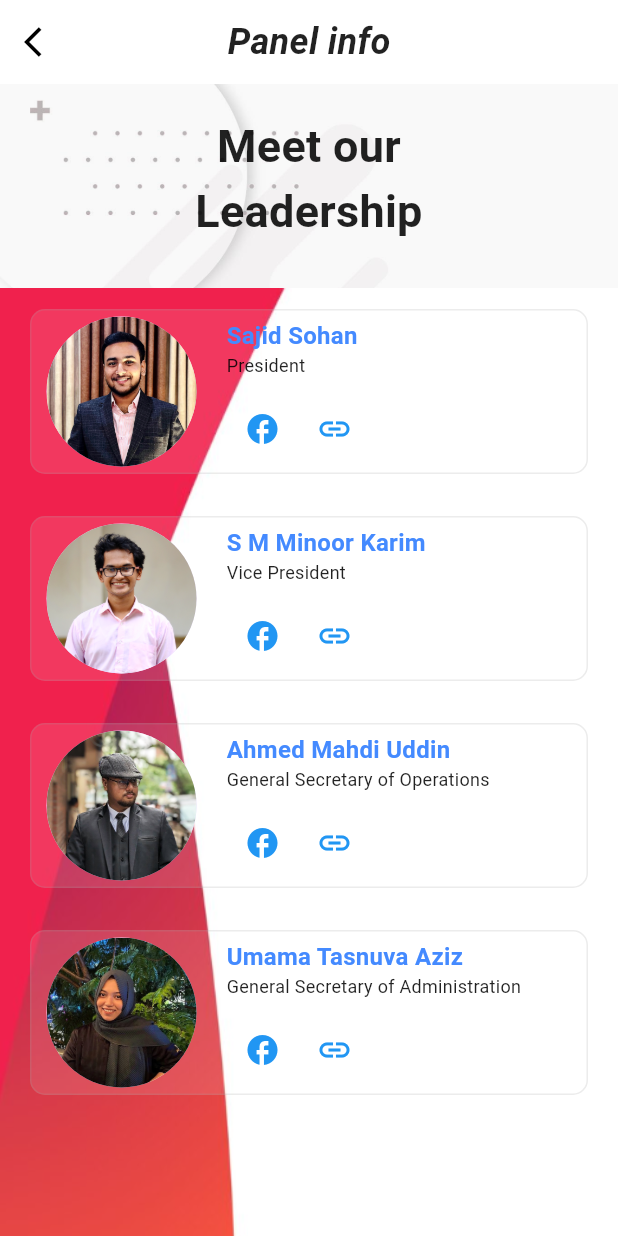
After one commit to Onnesok/Robu_app, a Flutter app: the Panel screen opened directly, on a phone screen of 412 x 824 dp. The commit adds this screen. Run offline on Flutter 3.47's test engine with Material 3 defaults, Android fonts, the phone set to English and light mode, and no system bars; our stand-ins replace fluttertoast, share_plus; Roboto replaces fonts that are missing (Roboto-medium, WorkSans).

```diff
--- a/lib/home/home_contents.dart
+++ b/lib/home/home_contents.dart
@@ -13,6 +13,13 @@ class HomeContents extends StatefulWidget {
 
 class _HomeContentsState extends State<HomeContents> {
   CategoryType categoryType = CategoryType.Controller;
+
+  void navigateTo(Widget screen) {
+    Navigator.push(
+      context,
+      MaterialPageRoute(builder: (context) => screen),
+    );
+  }
 
   @override
   Widget build(BuildContext context) {
--- a/lib/home/info_home.dart
+++ b/lib/home/info_home.dart
@@ -1,4 +1,5 @@
 import 'package:flutter/material.dart';
+import 'package:robu/info_pages/panel.dart';
 import 'lists.dart';
 import 'package:url_launcher/url_launcher.dart';
 
@@ -15,6 +16,13 @@ class _Info_homeState extends State<Info_home>
     with TickerProviderStateMixin {
   late final AnimationController animationController;
   Future<void>? _launched;
+
+  void navigateTo(Widget screen) {
+    Navigator.push(
+      context,
+      MaterialPageRoute(builder: (context) => screen),
+    );
+  }
 
   Future<void> _Bor(Uri url) async {
     if (!await launchUrl(
@@ -66,10 +74,7 @@ class _Info_homeState extends State<Info_home>
       //   MaterialPageRoute(builder: (context) => blood_bank()),
       // );
     } else if (category.title == 'panel') {
-      // Navigator.push(
-      //   context,
-      //   MaterialPageRoute(builder: (context) => robu_panel()),
-      // );
+      navigateTo(Panel(),);
     }
     else if (category.title == 'Regestration') {
       // Navigator.push(
--- /dev/null
+++ b/lib/info_pages/panel.dart
@@ -0,0 +1,220 @@
+import 'package:flutter/material.dart';
+import 'package:robu/themes/app_theme.dart';
+import 'package:robu/url%20launcher/url_launcher.dart';
+import 'dart:ui';
+
+class Panel extends StatefulWidget {
+  const Panel({Key? key}) : super(key: key);
+
+  @override
+  State<Panel> createState() => _PanelState();
+}
+
+class _PanelState extends State<Panel> {
+  final List<Profile> profiles = [
+    Profile(
+      name: "Sajid Sohan",
+      position: "President",
+      imageUrl: 'assets/panel24/president.png',
+      description: "Details",
+      facebookUrl: 'https://www.facebook.com/sajid.sohan100700',
+      linkedInUrl: '#',
+    ),
+    Profile(
+      name: "S M Minoor Karim",
+      position: "Vice President",
+      imageUrl: 'assets/panel24/vice_president.png',
+      description: "Details",
+      facebookUrl: 'https://www.facebook.com/Minoor01',
+      linkedInUrl: '#',
+    ),
+    Profile(
+      name: "Ahmed Mahdi Uddin",
+      position: "General Secretary of Operations",
+      imageUrl: 'assets/panel24/secretary.png',
+      description: "Details",
+      facebookUrl: 'https://www.facebook.com/mahdi.ahmed.3388',
+      linkedInUrl: '#',
+    ),
+    Profile(
+      name: "Umama Tasnuva Aziz",
+      position: "General Secretary of Administration",
+      imageUrl: 'assets/panel24/general_secretary.png',
+      description: "Details",
+      facebookUrl: 'https://www.facebook.com/aziz.umtsv',
+      linkedInUrl: '#',
+    ),
+  ];
+
+  @override
+  Widget build(BuildContext context) {
+    return Scaffold(
+      backgroundColor: AppTheme.white,
+      extendBodyBehindAppBar: true,
+      appBar: AppBar(
+        scrolledUnderElevation: 0.0,
+        title: Text("Panel info", style: TextStyle(color: Colors.black87)),
+        centerTitle: true,
+        backgroundColor: Colors.white,
+        elevation: 0,
+        leading: IconButton(
+          icon: Icon(Icons.arrow_back_ios),
+          color: Colors.black,
+          onPressed: () {
+            Navigator.pop(context);
+          },
+        ),
+      ),
+      body: SafeArea(
+        child: SingleChildScrollView(
+          child: Column(
+            children: [
+              Container(
+                width: MediaQuery.of(context).size.width,
+                padding: EdgeInsets.only(top: 20, bottom: 30),
+                decoration: BoxDecoration(
+                  image: DecorationImage(
+                    image: AssetImage('assets/ui/background.png'),
+                    fit: BoxFit.fitWidth,
+                  ),
+                ),
+                child: Text("Meet our\nLeadership",
+                  style: TextStyle(
+                    fontSize: 30,
+                    fontWeight: FontWeight.bold,
+                    fontFamily: "Roboto-medium",
+                    color: Colors.black87,
+                  ),
+                  textAlign: TextAlign.center,
+                ),
+              ),
+              Container(
+                height: MediaQuery.of(context).size.height,
+                padding: EdgeInsets.all(10),
+                decoration: BoxDecoration(
+                  image: DecorationImage(
+                    image: AssetImage(
+                        'assets/ui/b5.png'
+                    ),
+                    fit: BoxFit.fill,
+                  ),
+                ),
+
+                child: ListView.separated(
+                  shrinkWrap: true,
+                  physics: NeverScrollableScrollPhysics(),
+                  itemCount: profiles.length,
+                  separatorBuilder: (context, index) => SizedBox(height: 20),
+                  itemBuilder: (context, index) {
+                    final profile = profiles[index];
+                    return ProfileTile(profile: profile);
+                  },
+                ),
+              ),
+            ],
+          ),
+        ),
+      ),
+    );
+  }
+}
+
+class Profile {
+  final String name;
+  final String position;
+  final String imageUrl;
+  final String description;
+  final String facebookUrl;
+  final String linkedInUrl;
+
+  Profile({
+    required this.name,
+    required this.position,
+    required this.imageUrl,
+    required this.description,
+    required this.facebookUrl,
+    required this.linkedInUrl,
+  });
+}
+
+class ProfileTile extends StatelessWidget {
+  final Profile profile;
+
+  ProfileTile({required this.profile});
+
+  @override
+  Widget build(BuildContext context) {
+    return Material(
+      color: Colors.transparent,
+      child: InkWell(
+        onTap: () => print("Profile tile tapped: ${profile.name}"),
+        child: Container(
+          margin: const EdgeInsets.only(left: 10, top: 4, bottom: 4, right: 10),
+          padding: const EdgeInsets.only(top: 4, bottom: 4, left: 10),
+          decoration: BoxDecoration(
+            border: Border.all(color: Colors.grey.withOpacity(0.2)),
+            borderRadius: BorderRadius.circular(10.0),
+            color: Colors.white.withOpacity(0.1),
+          ),
+          child: Stack(
+            children: [
+              ClipRRect(
+                borderRadius: BorderRadius.circular(10.0),
+                child: BackdropFilter(
+                  filter: ImageFilter.blur(sigmaX: 10.0, sigmaY: 10.0),
+                  child: Container(
+                    decoration: BoxDecoration(
+                      color: Colors.white.withOpacity(0.1),
+                    ),
+                  ),
+                ),
+              ),
+              Row(
+                children: [
+                  CircleAvatar(
+                    radius: 50,
+                    backgroundImage: AssetImage(profile.imageUrl),
+                  ),
+                  SizedBox(width: 20),
+                  Expanded(
+                    child: Column(
+                      crossAxisAlignment: CrossAxisAlignment.start,
+                      mainAxisAlignment: MainAxisAlignment.start,
+                      children: [
+                        Text(
+                          profile.name,
+                          style: TextStyle(fontSize: 16, fontWeight: FontWeight.bold, color: Colors.blueAccent),
+                          overflow: TextOverflow.ellipsis,
+                        ),
+                        Text(
+                          profile.position,
+                          style: TextStyle(fontSize: 12, color: Colors.black87),
+                          overflow: TextOverflow.ellipsis,
+                        ),
+                        SizedBox(height: 10),
+                        Row(
+                          children: [
+                            IconButton(
+                              icon: Icon(Icons.facebook),
+                              color: Colors.blue,
+                              onPressed: () => abouturl(Uri.parse(profile.facebookUrl)),
+                            ),
+                            IconButton(
+                              icon: Icon(Icons.link),
+                              color: Colors.blue,
+                              onPressed: () => abouturl(Uri.parse(profile.linkedInUrl)),
+                            ),
+                          ],
+                        ),
+                      ],
+                    ),
+                  ),
+                ],
+              ),
+            ],
+          ),
+        ),
+      ),
+    );
+  }
+}
```
